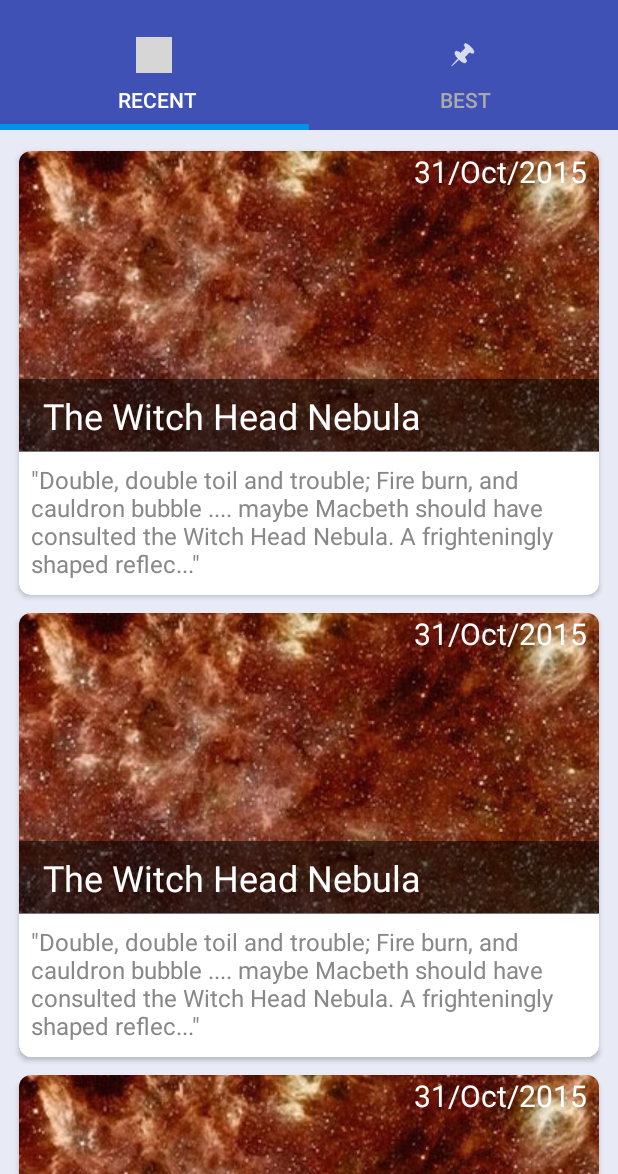
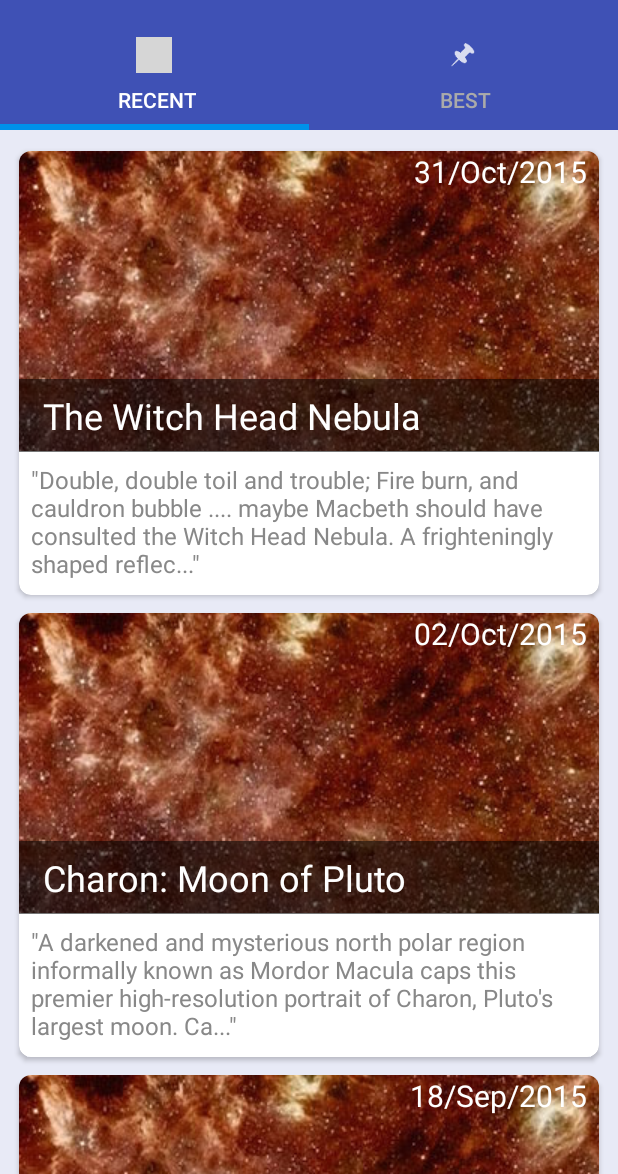
Before and after one commit to danielgimenes/NasaPic, an Android app: the screen it shows after launch (MainActivity), on a phone screen of 412 x 824 dp, the part 62-1236 px from its top. Run offline under Robolectric (Android 15) with nearby library versions, the phone set to English and light mode, and no system bars; our stand-ins replace ButterKnife, Picasso; pictures from the network do not load; 7 statements that could not run were skipped; grey boxes are pictures that could not be loaded.

Commit message:
more mock data :)

```diff
--- a/app/src/main/java/br/com/dgimenes/nasapic/control/fragment/RecentPicturesFragment.java
+++ b/app/src/main/java/br/com/dgimenes/nasapic/control/fragment/RecentPicturesFragment.java
@@ -51,10 +51,29 @@ public class RecentPicturesFragment extends Fragment implements APODListAdapter.
 
         List<APOD> apods = new ArrayList<>();
         try {
-            APOD apod1 = new APOD("http://apod.nasa.gov/apod/image/1510/IC2118_A_full900.jpg", "Double, double toil and trouble; Fire burn, and cauldron bubble .... maybe Macbeth should have consulted the Witch Head Nebula. A frighteningly shaped reflection nebula, this cosmic crone is about 800 light-years away though. Its malevolent visage seems to glare toward nearby bright star Rigel in Orion, just off the right edge of this frame. More formally known as IC 2118, the interstellar cloud of dust and gas is nearly 70 light-years across, its dust grains reflecting Rigel's starlight. In this composite portrait, the nebula's color is caused not only by the star's intense bluish light but because the dust grains scatter blue light more efficiently than red. The same physical process causes Earth's daytime sky to appear blue, although the scatterers in planet Earth's atmosphere are molecules of nitrogen and oxygen.", "The Witch Head Nebula", new SimpleDateFormat("dd/MM/yyyy").parse("31/10/2015"));
+            APOD apod1 = new APOD.Builder()
+                    .url("http://apod.nasa.gov/apod/image/1510/IC2118_A_full900.jpg")
+                    .explanation("Double, double toil and trouble; Fire burn, and cauldron bubble .... maybe Macbeth should have consulted the Witch Head Nebula. A frighteningly shaped reflection nebula, this cosmic crone is about 800 light-years away though. Its malevolent visage seems to glare toward nearby bright star Rigel in Orion, just off the right edge of this frame. More formally known as IC 2118, the interstellar cloud of dust and gas is nearly 70 light-years across, its dust grains reflecting Rigel's starlight. In this composite portrait, the nebula's color is caused not only by the star's intense bluish light but because the dust grains scatter blue light more efficiently than red. The same physical process causes Earth's daytime sky to appear blue, although the scatterers in planet Earth's atmosphere are molecules of nitrogen and oxygen.")
+                    .title("The Witch Head Nebula")
+                    .date(new SimpleDateFormat("dd/MM/yyyy").parse("31/10/2015"))
+                    .build();
             apods.add(apod1);
-            apods.add(apod1);
-            apods.add(apod1);
+
+            APOD apod2 = new APOD.Builder()
+                    .url("http://apod.nasa.gov/apod/image/1510/Charon-Neutral-Bright-Release1024c.jpg")
+                    .explanation("A darkened and mysterious north polar region informally known as Mordor Macula caps this premier high-resolution portrait of Charon, Pluto's largest moon. Captured by New Horizons near its closest approach on July 14, the image data was transmitted to Earth on September 21. The combined blue, red, and infrared data is processed to enhance colors, following variations in surface properties with a resolution of about 2.9 kilometers (1.8 miles). In fact, Charon is 1,214 kilometers (754 miles) across, about 1/10th the size of planet Earth but a whopping 1/2 the diameter of Pluto itself. That makes it the largest satellite relative to its planet in the solar system. This remarkable image of Charon's Pluto-facing hemisphere shows a clearer view of an apparently moon-girdling belt of fractures and canyons that seems to separate smooth southern plains from varied northern terrain.")
+                    .title("Charon: Moon of Pluto")
+                    .date(new SimpleDateFormat("dd/MM/yyyy").parse("02/10/2015"))
+                    .build();
+            apods.add(apod2);
+
+            APOD apod3 = new APOD.Builder()
+                    .url("http://apod.nasa.gov/apod/image/1509/nh-apluto-mountains-plains-9-17-15.jpg")
+                    .explanation("This shadowy landscape of majestic mountains and icy plains stretches toward the horizon of a small, distant world. It was captured from a range of about 18,000 kilometers when New Horizons looked back toward Pluto, 15 minutes after the spacecraft's closest approach on July 14. The dramatic, low-angle, near-twilight scene follows rugged mountains still popularly known as Norgay Montes from foreground left, and Hillary Montes along the horizon, giving way to smooth Sputnik Planum at right. Layers of Pluto's tenuous atmosphere are also revealed in the backlit view. With a strangely familiar appearance, the frigid terrain likely includes ices of nitrogen and carbon monoxide with water-ice mountains rising up to 3,500 meters (11,000 feet). That's comparable in height to the majestic mountains of planet Earth. This Plutonian landscape is 380 kilometers (230 miles) across.")
+                    .title("A Plutonian Landscape")
+                    .date(new SimpleDateFormat("dd/MM/yyyy").parse("18/09/2015"))
+                    .build();
+            apods.add(apod3);
         } catch (ParseException e) {
             e.printStackTrace();
         }
--- a/app/src/main/java/br/com/dgimenes/nasapic/model/APOD.java
+++ b/app/src/main/java/br/com/dgimenes/nasapic/model/APOD.java
@@ -7,13 +7,6 @@ public class APOD {
     private String explanation;
     private String title;
     private Date date;
-
-    public APOD(String url, String explanation, String title, Date date) {
-        this.url = url;
-        this.explanation = explanation;
-        this.title = title;
-        this.date = date;
-    }
 
     public String getUrl() {
         return url;
@@ -30,4 +23,36 @@ public class APOD {
     public Date getDate() {
         return date;
     }
+
+    public static class Builder {
+        private final APOD instance;
+
+        public Builder() {
+            instance = new APOD();
+        }
+
+        public Builder url(String url) {
+            instance.url = url;
+            return this;
+        }
+
+        public Builder explanation(String explanation) {
+            instance.explanation = explanation;
+            return this;
+        }
+
+        public Builder title(String title) {
+            instance.title = title;
+            return this;
+        }
+
+        public Builder date(Date date) {
+            instance.date = date;
+            return this;
+        }
+
+        public APOD build() {
+            return instance;
+        }
+    }
 }
```
